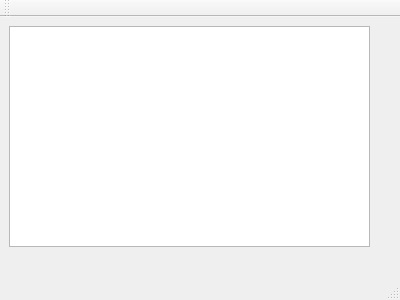
6qat/canabrava, file ModelViewFramework/mainwindow.ui: the form before one commit.
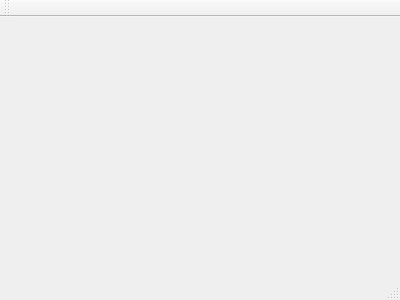
The form after the commit.

```diff
--- a/ModelViewFramework/mainwindow.ui
+++ b/ModelViewFramework/mainwindow.ui
@@ -13,30 +13,7 @@
   <property name="windowTitle">
    <string>MainWindow</string>
   </property>
-  <widget class="QWidget" name="centralWidget">
-   <widget class="QListView" name="listView">
-    <property name="geometry">
-     <rect>
-      <x>9</x>
-      <y>9</y>
-      <width>361</width>
-      <height>221</height>
-     </rect>
-    </property>
-    <property name="toolTip">
-     <string>testando</string>
-    </property>
-    <property name="dragEnabled">
-     <bool>false</bool>
-    </property>
-    <property name="alternatingRowColors">
-     <bool>true</bool>
-    </property>
-    <property name="flow">
-     <enum>QListView::TopToBottom</enum>
-    </property>
-   </widget>
-  </widget>
+  <widget class="QWidget" name="centralWidget"/>
   <widget class="QMenuBar" name="menuBar">
    <property name="geometry">
     <rect>
```
